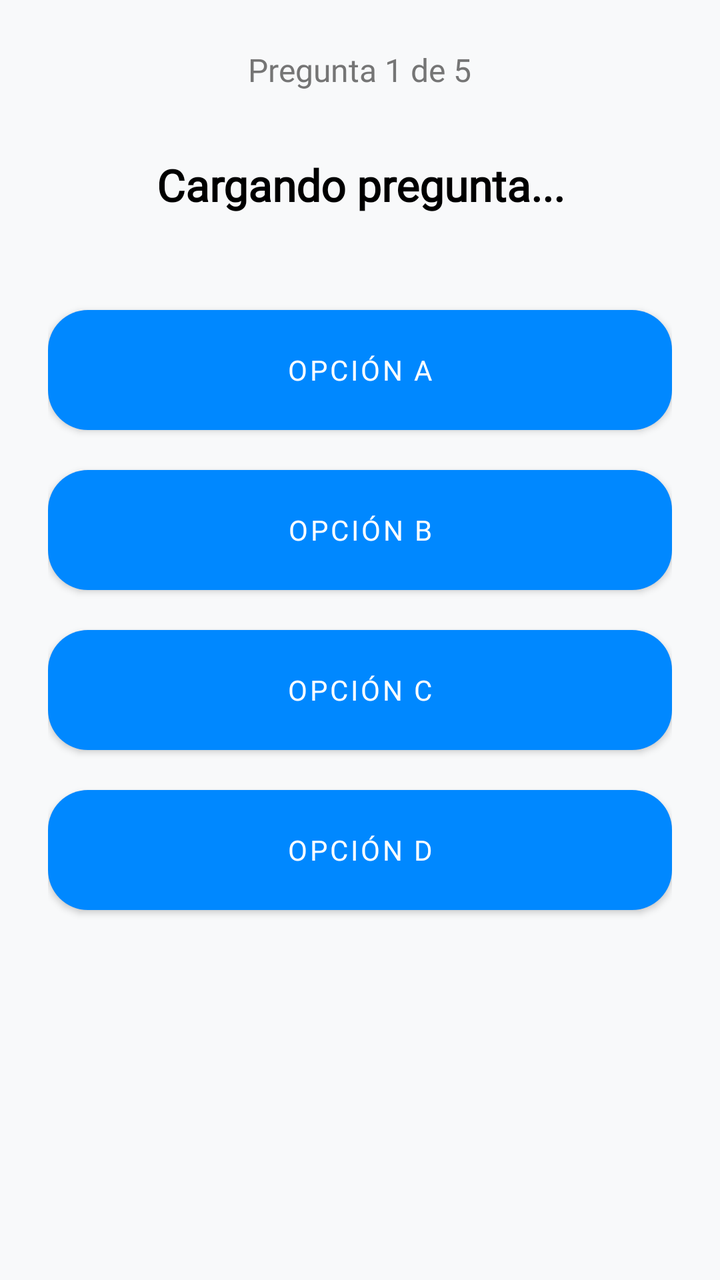
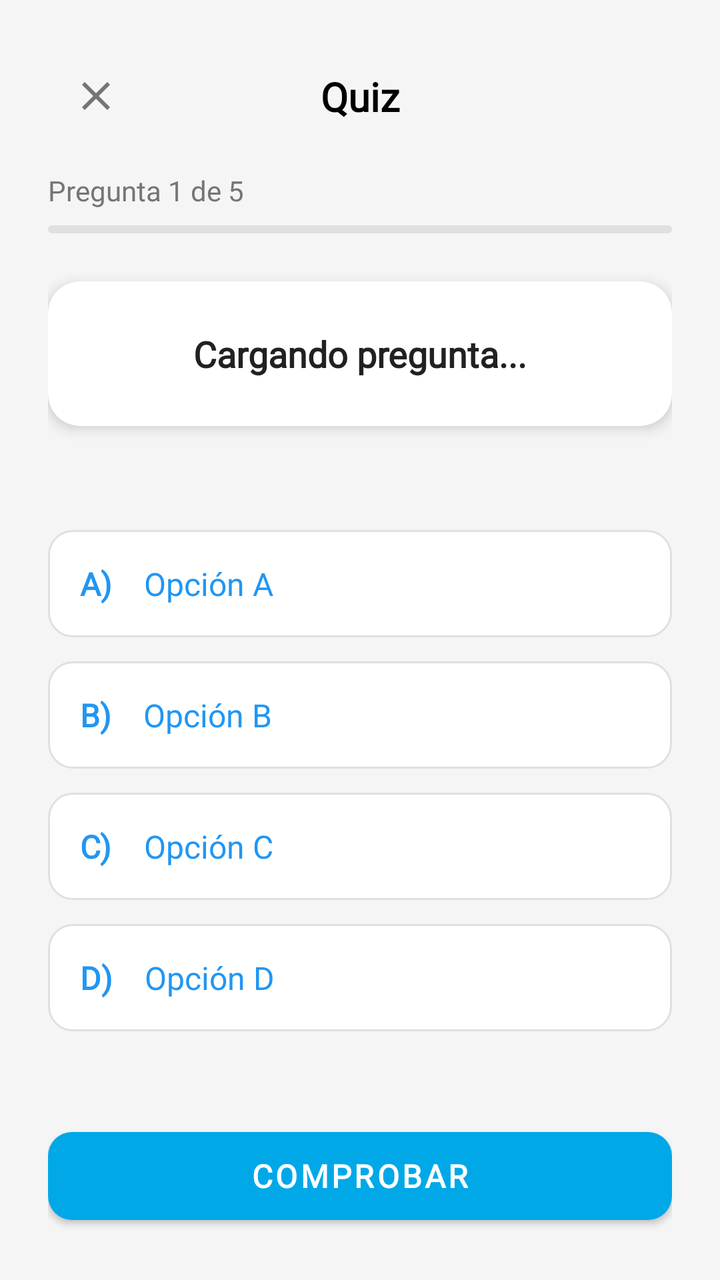

An Android layout rendered at two revisions. The XML below is the earlier revision; the diff shows what the commit changed to produce the second picture.
<!-- AndroidManifest.xml: activity theme Theme.MaterialComponents.Light.NoActionBar -->
<!-- res/layout/activity_quiz.xml -->
<?xml version="1.0" encoding="utf-8"?>
<LinearLayout xmlns:android="http://schemas.android.com/apk/res/android"
    android:layout_width="match_parent"
    android:layout_height="match_parent"
    xmlns:app="http://schemas.android.com/apk/res-auto"
    android:orientation="vertical"
    android:padding="24dp"
    android:gravity="center_horizontal"
    android:background="#F8F9FA"
    android:fitsSystemWindows="true">

    <TextView
        android:id="@+id/tvContador"
        android:layout_width="wrap_content"
        android:layout_height="wrap_content"
        android:text="Pregunta 1 de 5"
        android:fontFamily="@font/poppins"
        android:textColor="#757575"
        android:textSize="16sp"
        android:layout_marginBottom="32dp"/>

    <TextView
        android:id="@+id/tvPregunta"
        android:layout_width="match_parent"
        android:layout_height="wrap_content"
        android:text="Cargando pregunta..."
        android:fontFamily="@font/poppins"
        android:textColor="#000000"
        android:textSize="22sp"
        android:textStyle="bold"
        android:textAlignment="center"
        android:layout_marginBottom="48dp"/>

    <Button
        android:id="@+id/btnOpcion1"
        android:layout_width="match_parent"
        android:layout_height="60dp"
        android:text="Opción A"
        android:fontFamily="@font/poppins"
        android:background="@drawable/bg_azul_oscuro_kyro"
        app:backgroundTint="@null"
        android:textColor="#FFFFFF"
        android:layout_marginBottom="20dp"/>

    <Button
        android:id="@+id/btnOpcion2"
        android:layout_width="match_parent"
        android:layout_height="60dp"
        android:text="Opción B"
        android:fontFamily="@font/poppins"
        android:background="@drawable/bg_azul_oscuro_kyro"
        app:backgroundTint="@null"
        android:textColor="#FFFFFF"
        android:layout_marginBottom="20dp"/>

    <Button
        android:id="@+id/btnOpcion3"
        android:layout_width="match_parent"
        android:layout_height="60dp"
        android:text="Opción C"
        android:fontFamily="@font/poppins"
        android:background="@drawable/bg_azul_oscuro_kyro"
        app:backgroundTint="@null"
        android:textColor="#FFFFFF"
        android:layout_marginBottom="20dp"/>

    <Button
        android:id="@+id/btnOpcion4"
        android:layout_width="match_parent"
        android:layout_height="60dp"
        android:text="Opción D"
        android:fontFamily="@font/poppins"
        android:background="@drawable/bg_azul_oscuro_kyro"
        app:backgroundTint="@null"
        android:textColor="#FFFFFF"/>

</LinearLayout>
<!-- resources referenced by this layout -->
<resources>
  <!-- drawable bg_azul_oscuro_kyro (drawable) -->
  <?xml version="1.0" encoding="utf-8"?>
  <shape xmlns:android="http://schemas.android.com/apk/res/android">
      <solid android:color="#0088FF"/>
      <corners android:radius="20dp"/>
  </shape>
</resources>

<!-- the commit's change to res/layout/activity_quiz.xml (unified diff, before → after) -->
@@ -1,77 +1,239 @@
 <?xml version="1.0" encoding="utf-8"?>
-<LinearLayout xmlns:android="http://schemas.android.com/apk/res/android"
+<androidx.constraintlayout.widget.ConstraintLayout xmlns:android="http://schemas.android.com/apk/res/android"
+    xmlns:app="http://schemas.android.com/apk/res-auto"
+    xmlns:tools="http://schemas.android.com/tools"
     android:layout_width="match_parent"
     android:layout_height="match_parent"
-    xmlns:app="http://schemas.android.com/apk/res-auto"
-    android:orientation="vertical"
-    android:padding="24dp"
-    android:gravity="center_horizontal"
-    android:background="#F8F9FA"
-    android:fitsSystemWindows="true">
+    android:background="#F5F5F5"
+    android:padding="24dp">
+
+    <ImageButton
+        android:id="@+id/btnCloseQuiz"
+        android:layout_width="48dp"
+        android:layout_height="48dp"
+        android:background="?attr/selectableItemBackgroundBorderless"
+        android:src="@drawable/ic_cross"
+        app:tint="#757575"
+        app:layout_constraintStart_toStartOf="parent"
+        app:layout_constraintTop_toTopOf="parent"
+        tools:ignore="ContentDescription" />
+    <TextView
+        android:id="@+id/tvQuizTitle"
+        android:layout_width="wrap_content"
+        android:layout_height="wrap_content"
+        android:fontFamily="@font/poppins"
+        android:text="Quiz"
+        android:textColor="@color/black"
+        android:textSize="20sp"
+        android:textStyle="bold"
+        app:layout_constraintBottom_toBottomOf="@+id/btnCloseQuiz"
+        app:layout_constraintEnd_toEndOf="parent"
+        app:layout_constraintStart_toStartOf="parent"
+        app:layout_constraintTop_toTopOf="@+id/btnCloseQuiz" />
 
     <TextView
         android:id="@+id/tvContador"
         android:layout_width="wrap_content"
         android:layout_height="wrap_content"
+        android:layout_marginTop="24dp"
+        android:fontFamily="@font/poppins"
         android:text="Pregunta 1 de 5"
+        android:textColor="#757575"
+        android:textSize="14sp"
+        app:layout_constraintStart_toStartOf="parent"
+        app:layout_constraintTop_toBottomOf="@+id/tvQuizTitle" />
+
+    <com.google.android.material.progressindicator.LinearProgressIndicator
+        android:id="@+id/progressBarQuiz"
+        android:layout_width="match_parent"
+        android:layout_height="wrap_content"
+        android:layout_marginTop="8dp"
+        android:progress="20"
+        app:indicatorColor="#00A8E8"
+        app:trackColor="#E0E0E0"
+        app:trackCornerRadius="4dp"
+        app:layout_constraintTop_toBottomOf="@+id/tvContador" />
+
+    <com.google.android.material.card.MaterialCardView
+        android:id="@+id/cardQuestion"
+        android:layout_width="match_parent"
+        android:layout_height="wrap_content"
+        android:layout_marginTop="24dp"
+        app:cardBackgroundColor="@android:color/white"
+        app:cardCornerRadius="16dp"
+        app:cardElevation="4dp"
+        app:strokeWidth="0dp"
+        app:layout_constraintTop_toBottomOf="@+id/progressBarQuiz">
+
+        <TextView
+            android:id="@+id/tvPregunta"
+            android:layout_width="match_parent"
+            android:layout_height="wrap_content"
+            android:fontFamily="@font/poppins"
+            android:padding="24dp"
+            android:text="Cargando pregunta..."
+            android:textColor="#212121"
+            android:textSize="18sp"
+            android:textStyle="bold"
+            android:gravity="center"
+            android:lineSpacingExtra="4dp"/>
+    </com.google.android.material.card.MaterialCardView>
+
+    <LinearLayout
+        android:id="@+id/layoutOptions"
+        android:layout_width="match_parent"
+        android:layout_height="0dp"
+        android:layout_marginTop="24dp"
+        android:layout_marginBottom="16dp"
+        android:orientation="vertical"
+        android:gravity="center_vertical"
+        app:layout_constraintBottom_toTopOf="@+id/btnComprobar"
+        app:layout_constraintTop_toBottomOf="@+id/cardQuestion">
+
+        <LinearLayout
+            android:id="@+id/layoutOpcionA"
+            android:layout_width="match_parent"
+            android:layout_height="wrap_content"
+            android:layout_marginBottom="12dp"
+            android:background="@drawable/bg_blanco_redondeado"
+            android:orientation="horizontal"
+            android:padding="16dp"
+            android:clickable="true"
+            android:focusable="true"
+            android:animateLayoutChanges="true">
+
+            <TextView
+                android:layout_width="wrap_content"
+                android:layout_height="wrap_content"
+                android:fontFamily="@font/poppins"
+                android:text="A)"
+                android:textColor="@color/b500"
+                android:textSize="16sp"
+                android:textStyle="bold" />
+
+            <TextView
+                android:id="@+id/tvOpcionA"
+                android:layout_width="match_parent"
+                android:layout_height="wrap_content"
+                android:layout_marginStart="16dp"
+                android:fontFamily="@font/poppins"
+                android:text="Opción A"
+                android:textColor="@color/b500"
+                android:textSize="16sp"
+                android:duplicateParentState="true"/>
+        </LinearLayout>
+
+        <LinearLayout
+            android:id="@+id/layoutOpcionB"
+            android:layout_width="match_parent"
+            android:layout_height="wrap_content"
+            android:layout_marginBottom="12dp"
+            android:background="@drawable/bg_blanco_redondeado"
+            android:orientation="horizontal"
+            android:padding="16dp"
+            android:clickable="true"
+            android:focusable="true"
+            android:animateLayoutChanges="true">
+
+            <TextView
+                android:layout_width="wrap_content"
+                android:layout_height="wrap_content"
+                android:fontFamily="@font/poppins"
+                android:text="B)"
+                android:textColor="@color/b500"
+                android:textSize="16sp"
+                android:textStyle="bold" />
+
+            <TextView
+                android:id="@+id/tvOpcionB"
+                android:layout_width="match_parent"
+                android:layout_height="wrap_content"
+                android:layout_marginStart="16dp"
+                android:fontFamily="@font/poppins"
+                android:text="Opción B"
+                android:textColor="@color/b500"
+                android:textSize="16sp"
+                android:duplicateParentState="true"/>
+        </LinearLayout>
+
+        <LinearLayout
+            android:id="@+id/layoutOpcionC"
+            android:layout_width="match_parent"
+            android:layout_height="wrap_content"
+            android:layout_marginBottom="12dp"
+            android:background="@drawable/bg_blanco_redondeado"
+            android:orientation="horizontal"
+            android:padding="16dp"
+            android:clickable="true"
+            android:focusable="true"
+            android:animateLayoutChanges="true">
+
+            <TextView
+                android:layout_width="wrap_content"
+                android:layout_height="wrap_content"
+                android:fontFamily="@font/poppins"
+                android:text="C)"
+                android:textColor="@color/b500"
+                android:textSize="16sp"
+                android:textStyle="bold" />
+
+            <TextView
+                android:id="@+id/tvOpcionC"
+                android:layout_width="match_parent"
+                android:layout_height="wrap_content"
+                android:layout_marginStart="16dp"
+                android:fontFamily="@font/poppins"
+                android:text="Opción C"
+                android:textColor="@color/b500"
+                android:textSize="16sp"
+                android:duplicateParentState="true"/>
+        </LinearLayout>
+
+        <LinearLayout
+            android:id="@+id/layoutOpcionD"
+            android:layout_width="match_parent"
+            android:layout_height="wrap_content"
+            android:background="@drawable/bg_blanco_redondeado"
+            android:orientation="horizontal"
+            android:padding="16dp"
+            android:clickable="true"
+            android:focusable="true"
+            android:animateLayoutChanges="true">
+
+            <TextView
+                android:layout_width="wrap_content"
+                android:layout_height="wrap_content"
+                android:fontFamily="@font/poppins"
+                android:text="D)"
+                android:textColor="@color/b500"
+                android:textSize="16sp"
+                android:textStyle="bold" />
+
+            <TextView
+                android:id="@+id/tvOpcionD"
+                android:layout_width="match_parent"
+                android:layout_height="wrap_content"
+                android:layout_marginStart="16dp"
+                android:fontFamily="@font/poppins"
+                android:text="Opción D"
+                android:textColor="@color/b500"
+                android:textSize="16sp"
+                android:duplicateParentState="true"/>
+        </LinearLayout>
+
+    </LinearLayout>
+
+    <com.google.android.material.button.MaterialButton
+        android:id="@+id/btnComprobar"
+        android:layout_width="match_parent"
+        android:layout_height="56dp"
         android:fontFamily="@font/poppins"
-        android:textColor="#757575"
+        android:text="Comprobar"
+        android:textColor="#FFFFFF"
         android:textSize="16sp"
-        android:layout_marginBottom="32dp"/>
-
-    <TextView
-        android:id="@+id/tvPregunta"
-        android:layout_width="match_parent"
-        android:layout_height="wrap_content"
-        android:text="Cargando pregunta..."
-        android:fontFamily="@font/poppins"
-        android:textColor="#000000"
-        android:textSize="22sp"
         android:textStyle="bold"
-        android:textAlignment="center"
-        android:layout_marginBottom="48dp"/>
-
-    <Button
-        android:id="@+id/btnOpcion1"
-        android:layout_width="match_parent"
-        android:layout_height="60dp"
-        android:text="Opción A"
-        android:fontFamily="@font/poppins"
-        android:background="@drawable/bg_azul_oscuro_kyro"
-        app:backgroundTint="@null"
-        android:textColor="#FFFFFF"
-        android:layout_marginBottom="20dp"/>
-
-    <Button
-        android:id="@+id/btnOpcion2"
-        android:layout_width="match_parent"
-        android:layout_height="60dp"
-        android:text="Opción B"
-        android:fontFamily="@font/poppins"
-        android:background="@drawable/bg_azul_oscuro_kyro"
-        app:backgroundTint="@null"
-        android:textColor="#FFFFFF"
-        android:layout_marginBottom="20dp"/>
-
-    <Button
-        android:id="@+id/btnOpcion3"
-        android:layout_width="match_parent"
-        android:layout_height="60dp"
-        android:text="Opción C"
-        android:fontFamily="@font/poppins"
-        android:background="@drawable/bg_azul_oscuro_kyro"
-        app:backgroundTint="@null"
-        android:textColor="#FFFFFF"
-        android:layout_marginBottom="20dp"/>
-
-    <Button
-        android:id="@+id/btnOpcion4"
-        android:layout_width="match_parent"
-        android:layout_height="60dp"
-        android:text="Opción D"
-        android:fontFamily="@font/poppins"
-        android:background="@drawable/bg_azul_oscuro_kyro"
-        app:backgroundTint="@null"
-        android:textColor="#FFFFFF"/>
-
-</LinearLayout>
+        app:backgroundTint="#00A8E8"
+        app:cornerRadius="12dp"
+        app:layout_constraintBottom_toBottomOf="parent" />
+
+</androidx.constraintlayout.widget.ConstraintLayout>
<!-- resource entries referenced after the edit -->
@@ -1,10 +1,35 @@
 <!-- resources referenced by this layout -->
 <resources>
-  <!-- drawable bg_azul_oscuro_kyro (drawable) -->
+  <color name="b500">#2196F3</color>
+  <color name="black">#FF000000</color>
+  <!-- drawable bg_blanco_redondeado (drawable) -->
   <?xml version="1.0" encoding="utf-8"?>
-  <shape xmlns:android="http://schemas.android.com/apk/res/android">
-      <solid android:color="#0088FF"/>
-      <corners android:radius="20dp"/>
-  </shape>
+  <selector xmlns:android="http://schemas.android.com/apk/res/android">
+      <item android:state_selected="true">
+          <shape android:shape="rectangle">
+              <solid android:color="@color/b100"/> <corners android:radius="12dp"/>
+              <stroke android:width="2dp" android:color="@color/b100"/>
+          </shape>
+      </item>
+  
+      <item>
+          <shape android:shape="rectangle">
+              <solid android:color="#FFFFFF"/>
+              <corners android:radius="12dp"/>
+              <stroke android:width="1dp" android:color="#E0E0E0"/>
+          </shape>
+      </item>
+  </selector>
+  <!-- drawable ic_cross (drawable) -->
+  <vector xmlns:android="http://schemas.android.com/apk/res/android"
+      android:width="24dp"
+      android:height="24dp"
+      android:viewportWidth="24"
+      android:viewportHeight="24">
+      <path
+          android:fillColor="#000000"
+          android:pathData="M19,6.41L17.59,5L12,10.59L6.41,5L5,6.41L10.59,12L5,17.59L6.41,19L12,13.41L17.59,19L19,17.59L13.41,12L19,6.41Z" />
+  </vector>
+  <color name="b100">#BBDEFB</color>
 </resources>
 
